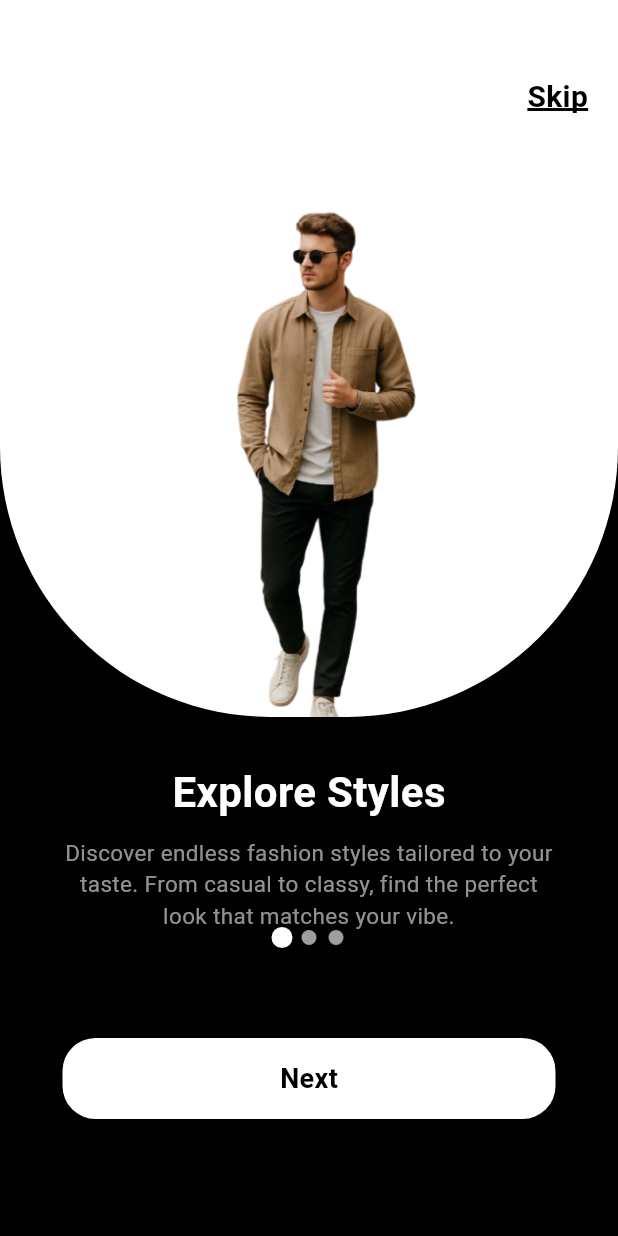
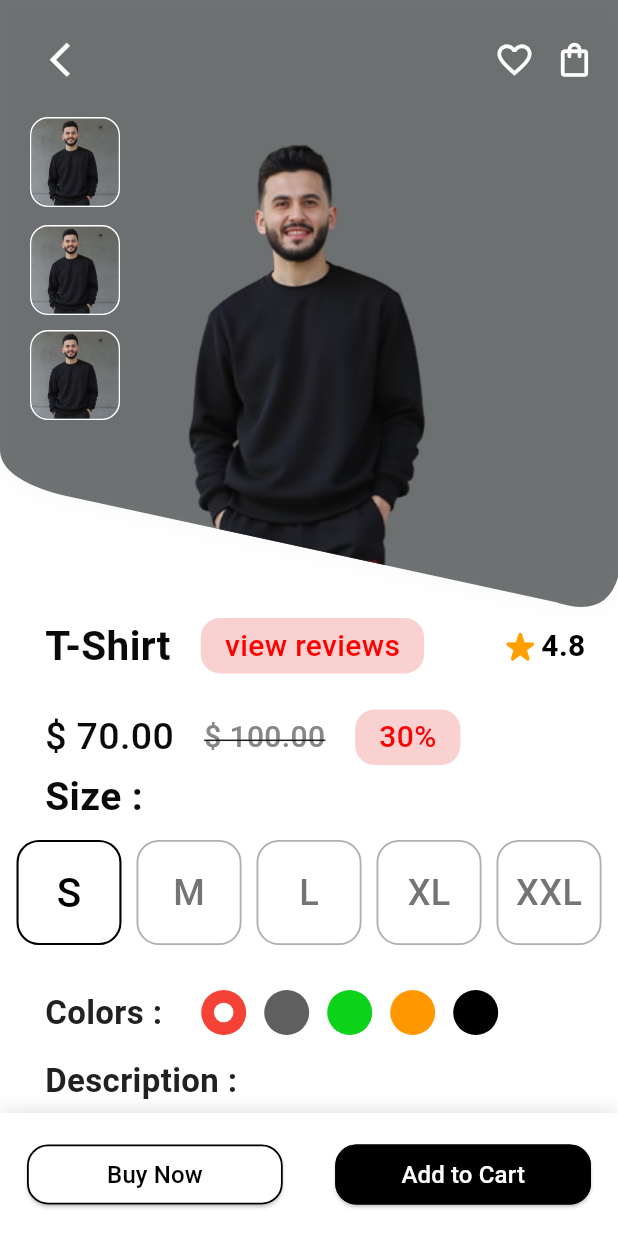
Before and after one commit to nhahub/NHA-223, a Flutter app: the screen it shows after launch, on a phone screen of 412 x 824 dp. Run offline on Flutter 3.47's test engine with Material 3 defaults, Android fonts, the phone set to English and light mode, and no system bars; drawn by our look-alikes of smooth_page_indicator; our stand-ins replace carousel_slider, flutter_screenutil, flutter_svg, gap.

Commit message:
prouduct detail page view and widget

```diff
--- /dev/null
+++ b/lib/features/product_detail/product_details.dart
@@ -0,0 +1,374 @@
+
+import 'package:final_depi_project/features/product_detail/widget/colorselector.dart';
+import 'package:final_depi_project/features/product_detail/widget/comment_card.dart';
+import 'package:final_depi_project/features/product_detail/widget/detailcontaner.dart';
+import 'package:final_depi_project/features/product_detail/widget/diagonal_painter.dart';
+import 'package:final_depi_project/features/product_detail/widget/sizes.dart';
+import 'package:final_depi_project/features/product_detail/widget/smalphoto.dart';
+import 'package:flutter/material.dart';
+import 'package:gap/gap.dart';
+
+class ProductDetails extends StatefulWidget {
+  const ProductDetails({super.key});
+
+  @override
+  State<ProductDetails> createState() => _ProductDetailsState();
+}
+
+class _ProductDetailsState extends State<ProductDetails> {
+  String selectedSize = 'S';
+  final sizes = ['S', 'M', 'L', 'XL', 'XXL'];
+
+  @override
+  Widget build(BuildContext context) {
+    final size = MediaQuery.of(context).size;
+
+    return Scaffold(
+      backgroundColor: Colors.white,
+      body: SafeArea(
+        child: SingleChildScrollView(
+          child: Column(
+            children: [
+              CustomPaint(
+                painter: DiagonalPainter(),
+                child: SizedBox(
+                  width: size.width,
+                  height: 550,
+                  child: Stack(
+                    children: [
+                      ClipPath(
+                        clipper: DiagonalClipper(),
+                        child: Container(
+                          width: size.width,
+                          height: 550,
+                          color: Colors.transparent,
+                          child: Stack(
+                            children: [
+                              Positioned(
+                                top: 90,
+                                left: (size.width - 280) / 2,
+                                child: Image.asset(
+                                  'assets/images/detail_image.png',
+                                  width: 290,
+                                  fit: BoxFit.contain,
+                                ),
+                              ),
+                            ],
+                          ),
+                        ),
+                      ),
+                      const Positioned(top: 78, left: 20, child: Smalphoto()),
+                      const Positioned(top: 150, left: 20, child: Smalphoto()),
+                      const Positioned(top: 220, left: 20, child: Smalphoto()),
+                      Positioned(
+                        top: 16,
+                        left: 16,
+                        child: IconButton(
+                          icon: const Icon(
+                            Icons.arrow_back_ios_new,
+                            size: 27,
+                            color: Colors.white,
+                          ),
+                          onPressed: () => Navigator.of(context).pop(),
+                        ),
+                      ),
+                      Positioned(
+                        top: 16,
+                        right: 5,
+                        child: IconButton(
+                          icon: const Icon(
+                            Icons.shopping_bag_outlined,
+                            size: 27,
+                            color: Colors.white,
+                          ),
+                          onPressed: () {},
+                        ),
+                      ),
+                      Positioned(
+                        top: 16,
+                        right: 45,
+                        child: IconButton(
+                          icon: const Icon(
+                            Icons.favorite_border,
+                            size: 27,
+                            color: Colors.white,
+                          ),
+                          onPressed: () {},
+                        ),
+                      ),
+                      Positioned(
+                        bottom: 100,
+                        left: 10,
+                        child: Row(
+                          children: [
+                            const Gap(20),
+                            const Text(
+                              'T-Shirt',
+                              style: TextStyle(
+                                fontSize: 27,
+                                fontWeight: FontWeight.bold,
+                                color: Color.fromARGB(255, 10, 10, 10),
+                              ),
+                            ),
+                            const Gap(20),
+                            Detailcontaner(text: 'view reviews'),
+                            const Gap(50),
+                            Icon(
+                              Icons.star_rate_rounded,
+                              color: Colors.amber[700],
+                              size: 28,
+                            ),
+                            const Text(
+                              '4.8',
+                              style: TextStyle(
+                                fontSize: 20,
+                                fontWeight: FontWeight.w600,
+                                color: Color.fromARGB(255, 0, 0, 0),
+                              ),
+                            ),
+                          ],
+                        ),
+                      ),
+                      Positioned(
+                        bottom: 40,
+                        left: 10,
+                        child: Row(
+                          children: [
+                            const Gap(20),
+                            const Text(
+                              '\$ 70.00',
+                              style: TextStyle(
+                                fontSize: 25,
+                                fontWeight: FontWeight.w500,
+                                color: Color.fromARGB(255, 10, 10, 10),
+                              ),
+                            ),
+                            const Gap(20),
+                            const Text(
+                              '\$ 100.00',
+                              style: TextStyle(
+                                fontSize: 20,
+                                fontWeight: FontWeight.w500,
+                                color: Color.fromARGB(255, 136, 134, 134),
+                                decoration: TextDecoration.lineThrough,
+                              ),
+                            ),
+                            const Gap(20),
+                            Detailcontaner(text: '30%'),
+                          ],
+                        ),
+                      ),
+                      Positioned(
+                        bottom: 0,
+                        left: 10,
+                        child: Row(
+                          children: [
+                            const Gap(20),
+                            const Text(
+                              'Size :',
+                              style: TextStyle(
+                                fontSize: 26,
+                                fontWeight: FontWeight.w600,
+                                color: Color.fromARGB(255, 10, 10, 10),
+                              ),
+                            ),
+                          ],
+                        ),
+                      ),
+                    ],
+                  ),
+                ),
+              ),
+              const Gap(10),
+              Wrap(
+                spacing: 10,
+                children: sizes.map((sizeText) {
+                  return Sizes(
+                    text: sizeText,
+                    isSelected: selectedSize == sizeText,
+                    onTap: () {
+                      setState(() {
+                        selectedSize = sizeText;
+                      });
+                    },
+                  );
+                }).toList(),
+              ),
+              const Gap(20),
+              const ColorRow(),
+              const Gap(5),
+              Padding(
+                padding: const EdgeInsets.only(left: 30.0),
+                child: Align(
+                  alignment: Alignment.centerLeft,
+                  child: Text(
+                    'Description : ',
+                    style: TextStyle(
+                      fontSize: 22,
+                      fontWeight: FontWeight.bold,
+                      color: Colors.grey[900],
+                    ),
+                  ),
+                ),
+              ),
+              const Gap(5),
+
+              Padding(
+                padding: const EdgeInsets.symmetric(horizontal: 30),
+                child: Text(
+                  'This is a high-quality T-shirt made from 100% cotton. It is comfortable to wear and perfect for casual outings. The fabric is soft and breathable, making it ideal for all-day wear.',
+                  style: TextStyle(
+                    fontSize: 16,
+                    color: Colors.grey[800],
+                    height: 1.5,
+                  ),
+                ),
+              ),
+              const Gap(20),
+
+              Row(
+                children: [
+                  const Gap(30),
+                  Text(
+                    "Reviews ",
+                    style: TextStyle(
+                      fontSize: 22,
+                      fontWeight: FontWeight.bold,
+                      color: Colors.grey[900],
+                    ),
+                  ),
+                  Spacer(),
+                  Text(
+                    'See All',
+                    style: TextStyle(fontSize: 16, color: Colors.grey[600]),
+                  ),
+                  const Gap(30),
+                ],
+              ),
+
+              const Gap(20),
+              CommentCard(
+                userName: 'Karas Medhat',
+                userImage: 'assets/images/detail_image.png',
+                rating: 4,
+                comment:
+                'Great quality and fits perfectly!   Highly recommend.Great quality and fits perfectly!   Highly recommend. ',
+              ),
+              CommentCard(
+                userName: 'Karas Medhat',
+                userImage: 'assets/images/detail_image.png',
+                rating: 4,
+                comment:
+                'Great quality and fits perfectly!   Highly recommend.Great quality and fits perfectly!   Highly recommend. ',
+              ),
+              CommentCard(
+                userName: 'Karas Medhat',
+                userImage: 'assets/images/detail_image.png',
+                rating: 4,
+                comment:
+                'Great quality and fits perfectly!   Highly recommend.Great quality and fits perfectly!   Highly recommend. ',
+              ),
+
+        ElevatedButton(
+          onPressed: () {},
+          style: ElevatedButton.styleFrom(
+            backgroundColor: const Color.fromARGB(255, 255, 255, 255),
+            padding: const EdgeInsets.symmetric(vertical: 7),
+            shape: RoundedRectangleBorder(
+              borderRadius: BorderRadius.circular(14),
+            ),
+            side: const BorderSide(
+              color: Colors.black,
+              width: 1.2,
+            ),
+          ),
+          child: Padding(
+            padding: const EdgeInsets.symmetric(horizontal: 75
+            ),
+            child: const Text(
+              "Add Comment ",
+              style: TextStyle(
+                fontSize: 16,
+                fontWeight: FontWeight.w500,
+                color: Color.fromARGB(255, 0, 0, 0),
+              ),
+            ),
+          ),
+        ),
+              const Gap(20),
+            ],
+          ),
+        ),
+      ),
+
+      bottomNavigationBar: Container(
+        padding: const EdgeInsets.symmetric(horizontal: 18, vertical: 17),
+        decoration: BoxDecoration(
+          color: Colors.white,
+          boxShadow: [
+            BoxShadow(
+              color: Colors.black.withOpacity(0.1),
+              blurRadius: 10,
+              offset: const Offset(0, -2),
+            ),
+
+          ],
+        ),
+        child: Row(
+          children: [
+            Expanded(
+              child: ElevatedButton(
+                onPressed: () {},
+                style: ElevatedButton.styleFrom(
+                  backgroundColor: const Color.fromARGB(255, 255, 255, 255),
+                  padding: const EdgeInsets.symmetric(vertical: 7),
+                  shape: RoundedRectangleBorder(
+                    borderRadius: BorderRadius.circular(14),
+                  ),
+                  side: const BorderSide(
+                    color: Colors.black,
+                    width: 1.2,
+                  ),
+                ),
+                child: const Text(
+                  "Buy Now",
+                  style: TextStyle(
+                    fontSize: 16,
+                    fontWeight: FontWeight.w500,
+                    color: Color.fromARGB(255, 0, 0, 0),
+                  ),
+                ),
+              ),
+            ),
+
+            const SizedBox(width: 35),
+            Expanded(
+              child: ElevatedButton(
+                onPressed: () {},
+                style: ElevatedButton.styleFrom(
+                  backgroundColor: const Color.fromARGB(255, 0, 0, 0),
+                  padding: const EdgeInsets.symmetric(vertical: 7),
+                  shape: RoundedRectangleBorder(
+                    borderRadius: BorderRadius.circular(14),
+                  ),
+                  side: const BorderSide(
+                    color: Colors.black,
+                    width: 1.2,
+                  ),
+                ),
+                child: const Text(
+                  "Add to Cart",
+                  style: TextStyle(
+                    fontSize: 16,
+                    fontWeight: FontWeight.w500,
+                    color: Colors.white,
+                  ),
+                ),
+              ),
+            ),
+          ],
+        ),
+      ),
+    );
+  }
+}
--- /dev/null
+++ b/lib/features/product_detail/widget/colorselector.dart
@@ -0,0 +1,83 @@
+import 'package:flutter/material.dart';
+import 'package:gap/gap.dart';
+
+class ColorRow extends StatefulWidget {
+  const ColorRow({super.key});
+
+  @override
+  State<ColorRow> createState() => _ColorRowState();
+}
+
+class _ColorRowState extends State<ColorRow> {
+  final List<Color> colors = [
+    Colors.red,
+    const Color.fromARGB(255, 95, 95, 95),
+    const Color.fromARGB(255, 12, 211, 25),
+    Colors.orange,
+    const Color.fromARGB(255, 0, 0, 0),
+  ];
+
+  int selectedIndex = 0;
+
+  @override
+  Widget build(BuildContext context) {
+    return Row(
+      crossAxisAlignment: CrossAxisAlignment.center,
+      children: [
+        const Gap(30),
+        Text(
+          'Colors :',
+          style: TextStyle(
+            fontSize: 22,
+            fontWeight: FontWeight.bold,
+            color: Colors.grey[900],
+          ),
+        ),
+        const Gap(20),
+        Expanded(
+          child: SizedBox(
+            height: 50,
+            child: ListView.builder(
+              scrollDirection: Axis.horizontal,
+              itemCount: colors.length,
+              itemBuilder: (context, index) {
+                final color = colors[index];
+                final isSelected = index == selectedIndex;
+
+                return GestureDetector(
+                  onTap: () {
+                    setState(() {
+                      selectedIndex = index;
+                    });
+                  },
+                  child: Container(
+                    margin: const EdgeInsets.symmetric(horizontal: 6),
+                    width: 30,
+                    height: 30,
+                    decoration: BoxDecoration(
+                      color: color,
+                      shape: BoxShape.circle,
+
+                    ),
+                    child: isSelected
+                        ? Center(
+                      child: Container(
+                        width: 13,
+                        height: 13,
+                        decoration: const BoxDecoration(
+                          color: Colors.white,
+                          shape: BoxShape.circle,
+                        ),
+                      ),
+                    )
+                        : null,
+                  ),
+                );
+              },
+            ),
+          ),
+        ),
+      ],
+    );
+  }
+}
--- /dev/null
+++ b/lib/features/product_detail/widget/comment_card.dart
@@ -0,0 +1,90 @@
+import 'package:flutter/material.dart';
+import 'package:gap/gap.dart';
+
+class CommentCard extends StatelessWidget {
+  final String userName;
+  final String userImage;
+  final double rating;
+  final String comment;
+
+  const CommentCard({
+    super.key,
+    required this.userName,
+    required this.userImage,
+    required this.rating,
+    required this.comment,
+  });
+
+  @override
+  Widget build(BuildContext context) {
+    return Card(
+      color: Colors.white,
+      elevation: 2,
+      shape: RoundedRectangleBorder(
+        borderRadius: BorderRadius.circular(12),
+      ),
+      margin: const EdgeInsets.symmetric(horizontal: 20, vertical: 10),
+      child: Padding(
+        padding: const EdgeInsets.all(16),
+        child: Column(
+          crossAxisAlignment: CrossAxisAlignment.start,
+          children: [
+
+            Row(
+              children: [
+                CircleAvatar(
+                  radius: 20,
+                  backgroundColor: Colors.grey[200],
+                  child: ClipOval(
+                    child: Image.asset(
+                      userImage,
+                      width: 40,
+                      height: 40,
+                      fit: BoxFit.cover,
+                    ),
+                  ),
+                ),
+                const Gap(10),
+                Column(
+                  crossAxisAlignment: CrossAxisAlignment.start,
+                  children: [
+                    Text(
+                      userName,
+                      style: const TextStyle(
+                        fontSize: 16,
+                        fontWeight: FontWeight.bold,
+                      ),
+                    ),
+                    Row(
+                      children: List.generate(5, (index) {
+                        if (index < rating.floor()) {
+                          return Icon(Icons.star,
+                              color: Colors.amber[700], size: 16);
+                        } else if (index < rating) {
+                          return Icon(Icons.star_half,
+                              color: Colors.amber[700], size: 16);
+                        } else {
+                          return Icon(Icons.star_border,
+                              color: Colors.amber[700], size: 16);
+                        }
+                      }),
+                    ),
+                  ],
+                ),
+              ],
+            ),
+            const Gap(12),
+            Text(
+              comment,
+              style: TextStyle(
+                fontSize: 14,
+                color: Colors.grey[800],
+                height: 1.4,
+              ),
+            ),
+          ],
+        ),
+      ),
+    );
+  }
+}
--- /dev/null
+++ b/lib/features/product_detail/widget/detailcontaner.dart
@@ -0,0 +1,29 @@
+import 'package:flutter/material.dart';
+
+class Detailcontaner extends StatelessWidget {
+  final String text;
+
+  Detailcontaner({
+    super.key,
+    required this.text,
+  });
+
+  @override
+  Widget build(BuildContext context) {
+    return Container(
+      padding: const EdgeInsets.symmetric(horizontal: 16, vertical: 4),
+      decoration: const BoxDecoration(
+        color: Color.fromARGB(59, 229, 56, 53),
+        borderRadius: BorderRadius.all(Radius.circular(13)),
+      ),
+      child: Text(
+        text,
+        style: const TextStyle(
+          fontSize: 20,
+          fontWeight: FontWeight.w500,
+          color: Color.fromARGB(255, 255, 0, 0),
+        ),
+      ),
+    );
+  }
+}
--- /dev/null
+++ b/lib/features/product_detail/widget/diagonal_painter.dart
@@ -0,0 +1,60 @@
+import 'package:flutter/material.dart';
+
+class DiagonalPainter extends CustomPainter {
+  @override
+  void paint(Canvas canvas, Size size) {
+    final paint = Paint()
+      ..color = const Color(0xFF707475)
+      ..style = PaintingStyle.fill;
+
+    final path = Path();
+    path.moveTo(0, 0);
+    path.lineTo(size.width, 0);
+
+    path.lineTo(size.width, size.height * 0.7);
+    path.quadraticBezierTo(
+      size.width * 0.98, size.height * 0.75,
+      size.width * 0.9, size.height * 0.73,
+    );
+    path.lineTo(size.width * 0.1, size.height * 0.6);
+    path.quadraticBezierTo(
+      size.width * 0.0, size.height * 0.58,
+      0, size.height * 0.545,
+    );
+    path.close();
+    canvas.drawPath(path, paint);
+    final shadowPaint = Paint()
+      ..color = Colors.black.withOpacity(0.03)
+      ..maskFilter = const MaskFilter.blur(BlurStyle.normal, 8);
+
+    canvas.drawPath(path, shadowPaint);
+  }
+
+  @override
+  bool shouldRepaint(covariant CustomPainter oldDelegate) => false;
+}
+
+
+class DiagonalClipper extends CustomClipper<Path> {
+  @override
+  Path getClip(Size size) {
+    final path = Path();
+    path.moveTo(0, 0);
+    path.lineTo(size.width, 0);
+    path.lineTo(size.width, size.height * 0.7);
+    path.quadraticBezierTo(
+      size.width * 0.98, size.height * 0.75,
+      size.width * 0.9, size.height * 0.73,
+    );
+    path.lineTo(size.width * 0.1, size.height * 0.6);
+    path.quadraticBezierTo(
+      0, size.height * 0.58,
+      0, size.height * 0.545,
+    );
+    path.close();
+    return path;
+  }
+
+  @override
+  bool shouldReclip(covariant CustomClipper<Path> oldClipper) => false;
+}
--- /dev/null
+++ b/lib/features/product_detail/widget/sizes.dart
@@ -0,0 +1,43 @@
+import 'package:flutter/material.dart';
+
+class Sizes extends StatelessWidget {
+  final String text;
+  final bool isSelected;
+  final VoidCallback? onTap;
+
+  const Sizes({
+    super.key,
+    required this.text,
+    this.isSelected = false,
+    this.onTap,
+  });
+
+  @override
+  Widget build(BuildContext context) {
+    return GestureDetector(
+      onTap: onTap,
+      child: AnimatedContainer(
+        duration: const Duration(milliseconds: 200),
+        width: 70,
+        height: 70,
+        alignment: Alignment.center,
+        decoration: BoxDecoration(
+          color:  const Color.fromARGB(1, 246, 246, 246),
+          borderRadius: const BorderRadius.all(Radius.circular(15)),
+          border: Border.all(
+            color :isSelected?Colors.black: const Color.fromARGB(207, 156, 156, 156),
+            width:isSelected?1.4: 1.2,
+          ),
+        ),
+        child: Text(
+          text,
+          style: TextStyle(
+            fontSize:isSelected?27: 24,
+            fontWeight: FontWeight.w500,
+            color:isSelected?Colors.black: const Color.fromARGB(188, 66, 66, 66),
+          ),
+        ),
+      ),
+    );
+  }
+}
--- /dev/null
+++ b/lib/features/product_detail/widget/smalphoto.dart
@@ -0,0 +1,35 @@
+import 'package:flutter/material.dart';
+
+class Smalphoto extends StatelessWidget {
+  const Smalphoto({super.key});
+
+  @override
+  Widget build(BuildContext context) {
+    return
+      Container(
+        width: 60,
+        height: 60,
+        decoration: BoxDecoration(
+          color: Colors.transparent,
+          borderRadius: BorderRadius.circular(12),
+          border: Border.all(
+            color: const Color.fromARGB(255, 255, 255, 255),
+            width: 1,
+          ),
+        ),
+        child: ClipRRect(
+          borderRadius: BorderRadius.circular(12),
+          child: FittedBox(
+            fit: BoxFit.none,
+            alignment: Alignment.topCenter,
+            child: Image.asset(
+              'assets/images/detail_image2.jpg',
+              width: 80,
+              height: 110,
+            ),
+          ),
+        ),
+      )
+    ;
+  }
+}
--- a/lib/helpers/routes.dart
+++ b/lib/helpers/routes.dart
@@ -8,5 +8,7 @@ class Routes {
   static String trackorder2 = 'trackorder2';
   static String homeTab = 'homeTab';
   static String OnboardingMain = 'OnboardingMain';
+  static String ProductDetails = 'ProductDetails';
+
 
 }
--- a/lib/main.dart
+++ b/lib/main.dart
@@ -1,3 +1,4 @@
+import 'package:final_depi_project/features/product_detail/product_details.dart';
 import 'package:final_depi_project/helpers/routes.dart';
 import 'package:final_depi_project/screens/review_screen.dart';
 import 'package:final_depi_project/features/auth/sign_in_screen.dart';
@@ -9,6 +10,7 @@
 import 'features/auth/sign_up_screen.dart';
 import 'features/home_screen/tabs/home_tab/home_tab.dart';
 import 'features/onboarding/onbourdingmain.dart';
+
 
 void main() {
   runApp(
@@ -23,10 +25,13 @@
           Routes.trackorder2: (context) => TrackOrderScreen2(),
           Routes.homeTab: (context) => HomeTab(),
           Routes.OnboardingMain: (context) => OnboardingMain(),
+          Routes.ProductDetails: (context) => ProductDetails(),
+
+
 
         },
 
-        initialRoute: Routes.OnboardingMain,
+        initialRoute: Routes.ProductDetails,
         debugShowCheckedModeBanner: false,
         themeMode: ThemeMode.dark,
       ),
--- a/pubspec.yaml
+++ b/pubspec.yaml
@@ -49,7 +49,7 @@ dev_dependencies:
   # activated in the `analysis_options.yaml` file located at the root of your
   # package. See that file for information about deactivating specific lint
   # rules and activating additional ones.
-  flutter_lints: ^5.0.0
+  flutter_lints: ^6.0.0
 
 # For information on the generic Dart part of this file, see the
 # following page: https://dart.dev/tools/pub/pubspec
```
Also changed, not shown: assets/images/detail_image.png (added), assets/images/detail_image2.jpg (added).
